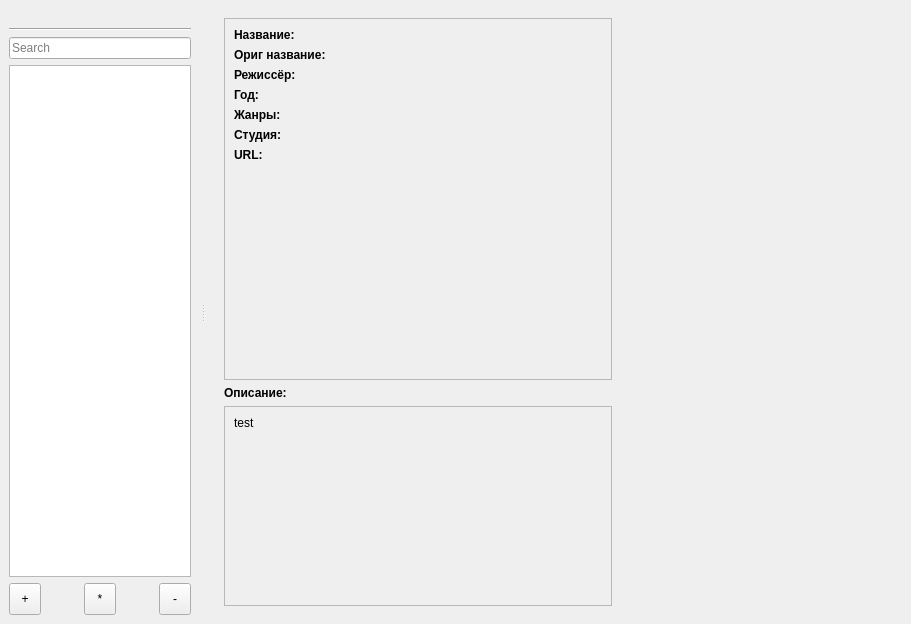
LibertaSoft/DatabaseAnime, file mainwindow.ui: the form before one commit.
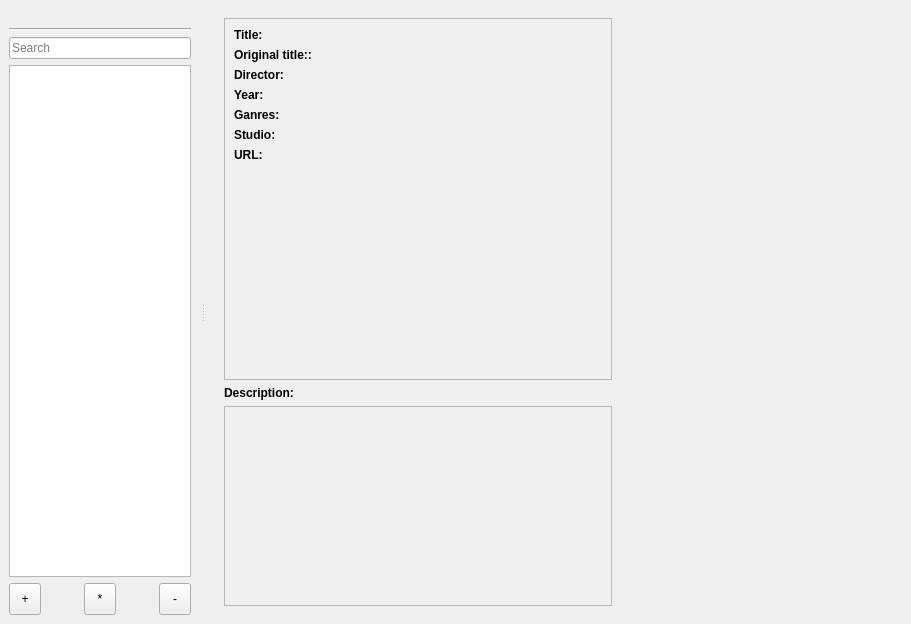
The form after the commit. The open tabs and pages were chosen to show the change. Icons and pictures are not drawn.

Diff of the .ui file:
```diff
--- a/mainwindow.ui
+++ b/mainwindow.ui
@@ -455,8 +455,8 @@
                 <rect>
                  <x>0</x>
                  <y>0</y>
-                 <width>143</width>
-                 <height>201</height>
+                 <width>387</width>
+                 <height>316</height>
                 </rect>
                </property>
                <layout class="QFormLayout" name="formLayout_4">
@@ -472,7 +472,7 @@
                    </font>
                   </property>
                   <property name="text">
-                   <string>Название:</string>
+                   <string>Title:</string>
                   </property>
                  </widget>
                 </item>
@@ -495,7 +495,7 @@
                    </font>
                   </property>
                   <property name="text">
-                   <string>Ориг название:</string>
+                   <string>Original title::</string>
                   </property>
                  </widget>
                 </item>
@@ -518,7 +518,7 @@
                    </font>
                   </property>
                   <property name="text">
-                   <string>Режиссёр:</string>
+                   <string>Director:</string>
                   </property>
                  </widget>
                 </item>
@@ -541,7 +541,7 @@
                    </font>
                   </property>
                   <property name="text">
-                   <string>Год:</string>
+                   <string>Year:</string>
                   </property>
                  </widget>
                 </item>
@@ -574,7 +574,7 @@
                    </font>
                   </property>
                   <property name="text">
-                   <string>Жанры:</string>
+                   <string>Ganres:</string>
                   </property>
                  </widget>
                 </item>
@@ -587,7 +587,7 @@
                    </font>
                   </property>
                   <property name="text">
-                   <string>Студия:</string>
+                   <string>Studio:</string>
                   </property>
                  </widget>
                 </item>
@@ -643,7 +643,7 @@
                </font>
               </property>
               <property name="text">
-               <string extracomment="Description-Title Anime">Описание:</string>
+               <string>Description:</string>
               </property>
              </widget>
             </item>
@@ -663,8 +663,8 @@
                 <rect>
                  <x>0</x>
                  <y>0</y>
-                 <width>45</width>
-                 <height>39</height>
+                 <width>387</width>
+                 <height>198</height>
                 </rect>
                </property>
                <layout class="QVBoxLayout" name="verticalLayout_5">
@@ -677,7 +677,7 @@
                    </size>
                   </property>
                   <property name="text">
-                   <string comment="[NoVisible]" extracomment="Description Anime/Manga/etc">test</string>
+                   <string notr="true"/>
                   </property>
                   <property name="alignment">
                    <set>Qt::AlignLeading|Qt::AlignLeft|Qt::AlignTop</set>
```
Left out of the diff: 7 changed lines with no effect on the pictures.
